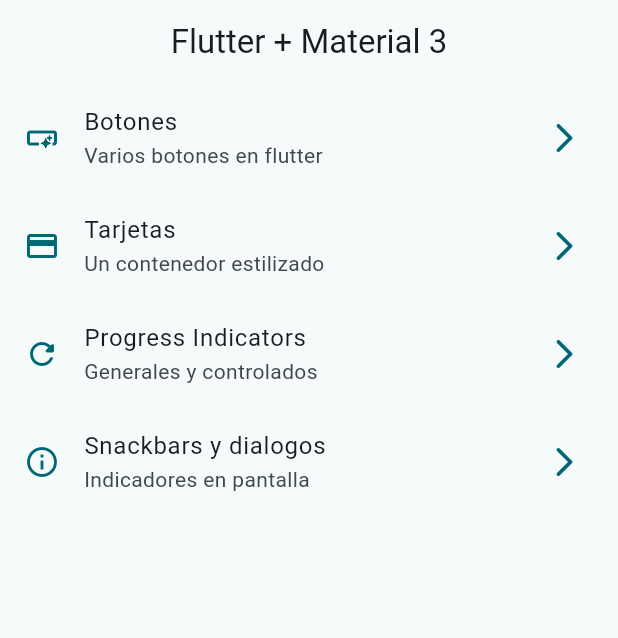
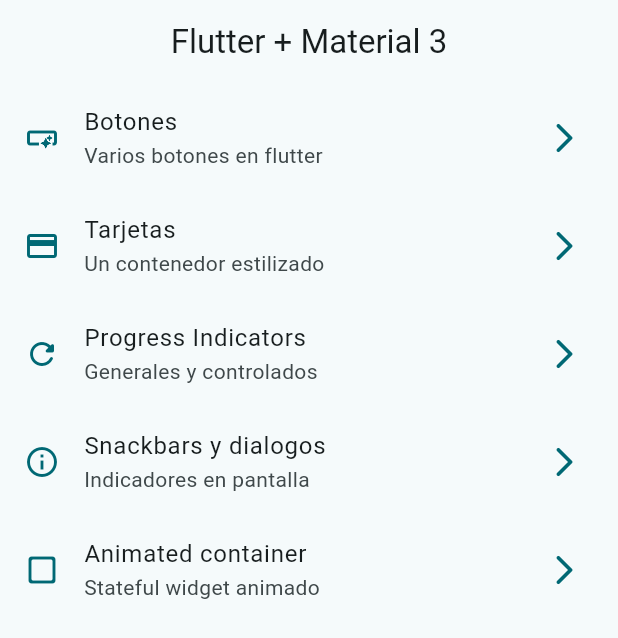
Before and after one commit to ulises1612/widgets_app, a Flutter app: the screen it shows after launch, on a phone screen of 412 x 824 dp. Shown: the top 638 px of the screen. Run offline on Flutter 3.47's test engine with Material 3 defaults, Android fonts, the phone set to English and light mode, and no system bars; our stand-ins replace go_router.

Commit message:
animated container terminado

```diff
--- a/lib/config/menu/menu_items.dart
+++ b/lib/config/menu/menu_items.dart
@@ -39,4 +39,10 @@ const appMenuItems = <MenuItem>[
     link: '/snackbars',
     icon: Icons.info_outline
   ),
+  MenuItem(
+    title: 'Animated container',
+    subTitle: 'Stateful widget animado',
+    link: '/animated',
+    icon: Icons.check_box_outline_blank_rounded
+  ),
 ];
--- a/lib/config/router/app_router.dart
+++ b/lib/config/router/app_router.dart
@@ -29,6 +29,11 @@ final appRouter = GoRouter(
       path: '/snackbars',
       name: SnackBarScreen.name,
       builder: (context,state) => const SnackBarScreen(),
+    ),
+    GoRoute(
+      path: '/animated',
+      name: AnimatedScreen.name,
+      builder: (context,state) => const AnimatedScreen(),
     )
   ]
 );
```
Also changed, not shown: lib/presentation/screens/animated/animated_screen.dart (+51 -2 lines).
